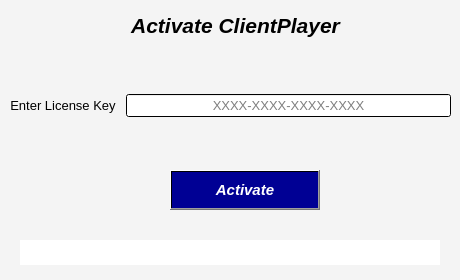
Above: Core/License/UI/ActivationWindow.ui from EsslamEssam/SSC_Player before the change. Below: the same form after it.
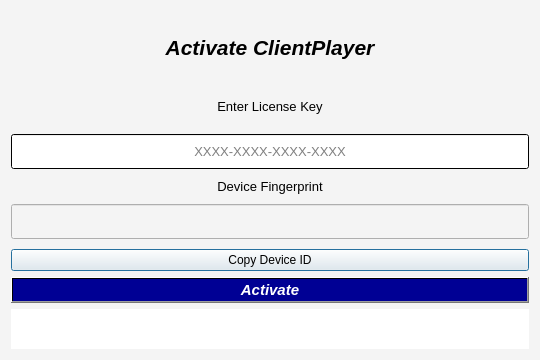
That is the form after the change.

```diff
--- a/Core/License/UI/ActivationWindow.ui
+++ b/Core/License/UI/ActivationWindow.ui
@@ -9,8 +9,8 @@
    <rect>
     <x>0</x>
     <y>0</y>
-    <width>460</width>
-    <height>280</height>
+    <width>540</width>
+    <height>360</height>
    </rect>
   </property>
   <property name="windowTitle">
@@ -22,15 +22,9 @@
   <property name="styleSheet">
    <string notr="true">background-color: rgb(244, 244, 244);</string>
   </property>
+  <layout class="QVBoxLayout" name="verticalLayout_2">
+   <item>
   <widget class="QLabel" name="label">
-   <property name="geometry">
-    <rect>
-     <x>90</x>
-     <y>0</y>
-     <width>291</width>
-     <height>51</height>
-    </rect>
-   </property>
    <property name="font">
     <font>
      <pointsize>16</pointsize>
@@ -46,15 +40,113 @@
     <set>Qt::AlignmentFlag::AlignCenter</set>
    </property>
   </widget>
+   </item>
+   <item>
+    <layout class="QVBoxLayout" name="verticalLayout">
+     <property name="spacing">
+      <number>10</number>
+     </property>
+     <item>
+      <widget class="QLabel" name="label_2">
+       <property name="minimumSize">
+        <size>
+         <width>0</width>
+         <height>35</height>
+        </size>
+       </property>
+       <property name="font">
+        <font>
+         <pointsize>10</pointsize>
+         <underline>false</underline>
+         <strikeout>false</strikeout>
+         <kerning>true</kerning>
+         <fontweight>DemiBold</fontweight>
+        </font>
+       </property>
+       <property name="styleSheet">
+        <string notr="true">color: rgb(0, 0, 0);</string>
+       </property>
+       <property name="text">
+        <string>Enter License Key</string>
+       </property>
+       <property name="alignment">
+        <set>Qt::AlignmentFlag::AlignCenter</set>
+       </property>
+      </widget>
+     </item>
+     <item>
+      <widget class="QLineEdit" name="licenseKeyEdit">
+       <property name="minimumSize">
+        <size>
+         <width>0</width>
+         <height>35</height>
+        </size>
+       </property>
+       <property name="font">
+        <font>
+         <pointsize>10</pointsize>
+        </font>
+       </property>
+       <property name="styleSheet">
+        <string notr="true">background-color: qlineargradient(spread:pad, x1:0, y1:0, x2:1, y2:1, stop:0 rgba(255, 255, 255, 255), stop:1 rgba(255, 255, 255, 255));</string>
+       </property>
+       <property name="inputMethodHints">
+        <set>Qt::InputMethodHint::ImhNone</set>
+       </property>
+       <property name="text">
+        <string/>
+       </property>
+       <property name="alignment">
+        <set>Qt::AlignmentFlag::AlignCenter</set>
+       </property>
+       <property name="placeholderText">
+        <string notr="true">XXXX-XXXX-XXXX-XXXX</string>
+       </property>
+      </widget>
+     </item>
+     <item>
+      <widget class="QLabel" name="deviceIdTitleLabel">
+       <property name="font">
+        <font>
+         <pointsize>10</pointsize>
+         <fontweight>DemiBold</fontweight>
+        </font>
+       </property>
+       <property name="styleSheet">
+        <string notr="true">color: rgb(0, 0, 0);</string>
+       </property>
+       <property name="text">
+        <string>Device Fingerprint</string>
+       </property>
+       <property name="alignment">
+        <set>Qt::AlignmentFlag::AlignCenter</set>
+       </property>
+      </widget>
+     </item>
+     <item>
+      <widget class="QLineEdit" name="deviceIdEdit">
+       <property name="minimumSize">
+        <size>
+         <width>0</width>
+         <height>35</height>
+        </size>
+       </property>
+       <property name="readOnly">
+        <bool>true</bool>
+       </property>
+      </widget>
+     </item>
+     <item>
+      <widget class="QPushButton" name="copyDeviceIdButton">
+       <property name="text">
+        <string>Copy Device ID</string>
+       </property>
+      </widget>
+     </item>
+    </layout>
+   </item>
+   <item>
   <widget class="QPushButton" name="activateButton">
-   <property name="geometry">
-    <rect>
-     <x>170</x>
-     <y>170</y>
-     <width>150</width>
-     <height>40</height>
-    </rect>
-   </property>
    <property name="font">
     <font>
      <pointsize>11</pointsize>
@@ -79,14 +171,14 @@
     </size>
    </property>
   </widget>
+   </item>
+   <item>
   <widget class="QLabel" name="statusLabel">
-   <property name="geometry">
-    <rect>
-     <x>20</x>
-     <y>240</y>
-     <width>420</width>
-     <height>25</height>
-    </rect>
+     <property name="maximumSize">
+      <size>
+       <width>16777215</width>
+       <height>40</height>
+      </size>
    </property>
    <property name="font">
     <font>
@@ -110,67 +202,8 @@
     <bool>false</bool>
    </property>
   </widget>
-  <widget class="QWidget" name="horizontalLayoutWidget">
-   <property name="geometry">
-    <rect>
-     <x>10</x>
-     <y>60</y>
-     <width>441</width>
-     <height>91</height>
-    </rect>
-   </property>
-   <layout class="QHBoxLayout" name="horizontalLayout_2">
-    <property name="spacing">
-     <number>10</number>
-    </property>
-    <item>
-     <widget class="QLabel" name="label_2">
-      <property name="font">
-       <font>
-        <pointsize>10</pointsize>
-        <underline>false</underline>
-        <strikeout>false</strikeout>
-        <kerning>true</kerning>
-        <fontweight>DemiBold</fontweight>
-       </font>
-      </property>
-      <property name="styleSheet">
-       <string notr="true">color: rgb(0, 0, 0);</string>
-      </property>
-      <property name="text">
-       <string>Enter License Key</string>
-      </property>
-      <property name="alignment">
-       <set>Qt::AlignmentFlag::AlignCenter</set>
-      </property>
-     </widget>
-    </item>
-    <item>
-     <widget class="QLineEdit" name="licenseKeyEdit">
-      <property name="font">
-       <font>
-        <pointsize>10</pointsize>
-       </font>
-      </property>
-      <property name="styleSheet">
-       <string notr="true">background-color: qlineargradient(spread:pad, x1:0, y1:0, x2:1, y2:1, stop:0 rgba(255, 255, 255, 255), stop:1 rgba(255, 255, 255, 255));</string>
-      </property>
-      <property name="inputMethodHints">
-       <set>Qt::InputMethodHint::ImhNone</set>
-      </property>
-      <property name="text">
-       <string/>
-      </property>
-      <property name="alignment">
-       <set>Qt::AlignmentFlag::AlignCenter</set>
-      </property>
-      <property name="placeholderText">
-       <string notr="true">XXXX-XXXX-XXXX-XXXX</string>
-      </property>
-     </widget>
-    </item>
-   </layout>
-  </widget>
+   </item>
+  </layout>
  </widget>
  <resources/>
  <connections/>
```
Lines whose indentation alone changed are shown as unchanged.
